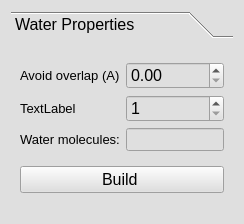
nasimanousheh/furious-atoms, file furiousatoms/forms/solution.ui: the form before one commit.
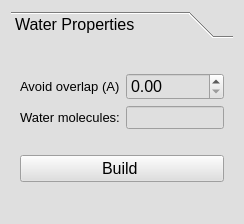
The form after the commit.

Commit message: Updated widget for solution

The edit to the form file:
```diff
--- a/furiousatoms/forms/solution.ui
+++ b/furiousatoms/forms/solution.ui
@@ -6,8 +6,8 @@
    <rect>
     <x>0</x>
     <y>0</y>
-    <width>228</width>
-    <height>202</height>
+    <width>240</width>
+    <height>220</height>
    </rect>
   </property>
   <property name="font">
@@ -85,37 +85,7 @@
             <number>2</number>
            </property>
            <property name="maximum">
-            <double>200.000000000000000</double>
-           </property>
-          </widget>
-         </item>
-         <item row="1" column="0">
-          <widget class="QLabel" name="label_space">
-           <property name="font">
-            <font>
-             <pointsize>10</pointsize>
-            </font>
-           </property>
-           <property name="text">
-            <string>TextLabel</string>
-           </property>
-          </widget>
-         </item>
-         <item row="1" column="1">
-          <widget class="QDoubleSpinBox" name="SpinBox_space">
-           <property name="font">
-            <font>
-             <pointsize>12</pointsize>
-            </font>
-           </property>
-           <property name="decimals">
-            <number>0</number>
-           </property>
-           <property name="minimum">
-            <double>1.000000000000000</double>
-           </property>
-           <property name="maximum">
-            <double>3.000000000000000</double>
+            <double>10.000000000000000</double>
            </property>
           </widget>
          </item>
```
